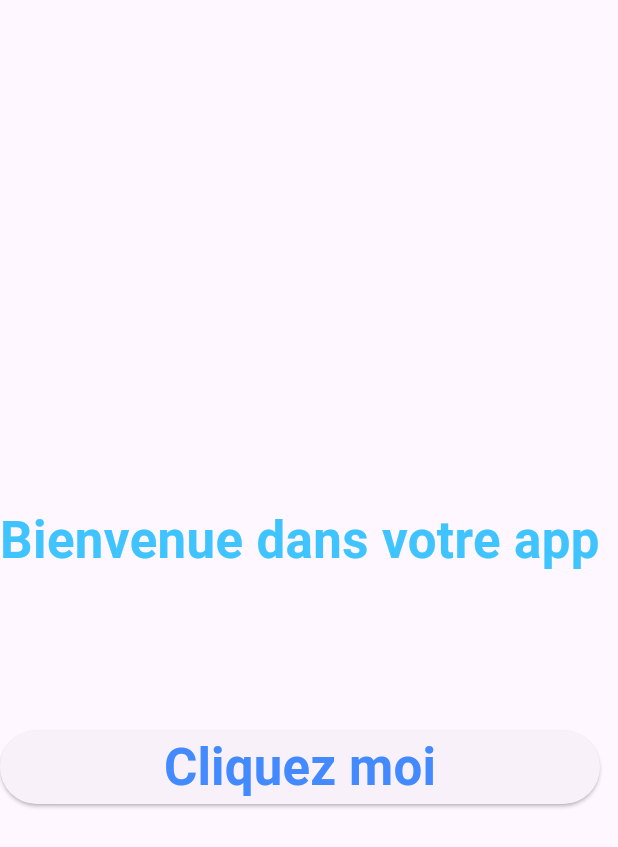
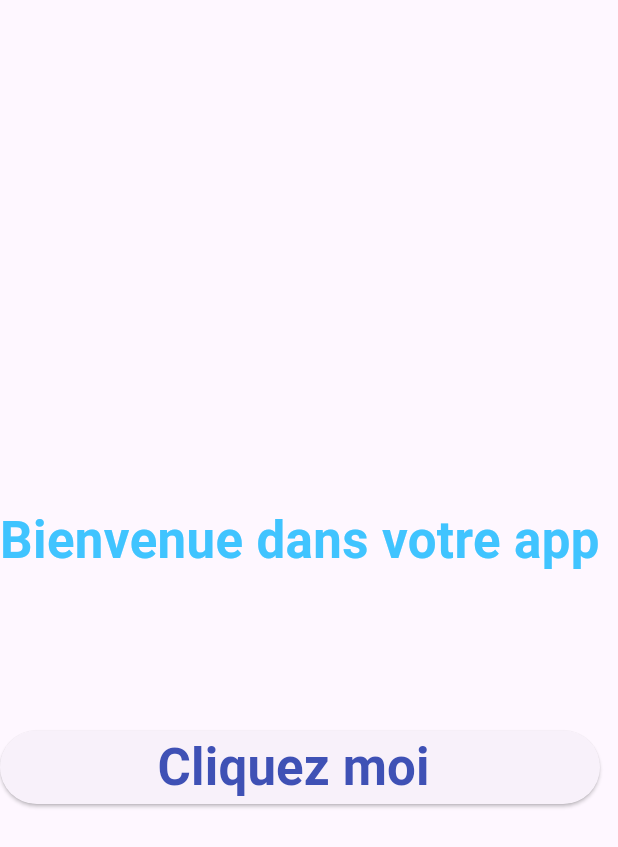
Before and after one commit to RBen19/flutterAppMeteo, a Flutter app: the screen it shows after launch, after a tap on "Cliquez moi", on a phone screen of 412 x 824 dp. Shown: the top 847 px of the screen. Run offline on Flutter 3.47's test engine with Material 3 defaults, Android fonts, the phone set to English and light mode, and no system bars; drawn by our look-alikes of animated_text_kit.

Commit message:
remove animation text in button

```diff
--- a/lib/Screen/home_screen.dart
+++ b/lib/Screen/home_screen.dart
@@ -37,7 +37,7 @@ class AnimatedScreen extends StatelessWidget {
               children: [
                 AnimatedTextKit(
                     repeatForever: true,
-                    pause: Duration(seconds: 2),
+                    pause: Duration(seconds: 1),
                     animatedTexts: [
                       TypewriterAnimatedText("Bienvenue dans votre app",
                           textAlign: TextAlign.center,
@@ -45,7 +45,7 @@ class AnimatedScreen extends StatelessWidget {
                       ScaleAnimatedText("M2 météo",
                           textAlign: TextAlign.center,
                           textStyle: OrangeStyleHomeScreen()),
-                      FadeAnimatedText("Cliquez sur le button magique",
+                      ScaleAnimatedText("Cliquez sur le button magique",
                           textAlign: TextAlign.center,
                           textStyle: BlueStyleHomeScreen()),
                       ColorizeAnimatedText('Pour commencer l\'experience',
@@ -65,14 +65,15 @@ class AnimatedScreen extends StatelessWidget {
             right: 0,
             child: ElevatedButton(
               onPressed: () {
-                print("redirection vers la page de la meteo");
+                print('take me');
               },
-              child: AnimatedTextKit(repeatForever: true, animatedTexts: [
-                ColorizeAnimatedText('Cliquez moi',
-                    textAlign: TextAlign.center,
-                    textStyle: OrangeStyleHomeScreen(),
-                    colors: [Colors.blueAccent, Colors.orange])
-              ]),
+              child: Text(
+                'Cliquez moi ',
+                style: TextStyle(
+                    fontWeight: FontWeight.bold,
+                    fontSize: 34,
+                    color: Colors.indigo),
+              ),
             ),
           ),
         ],
```
